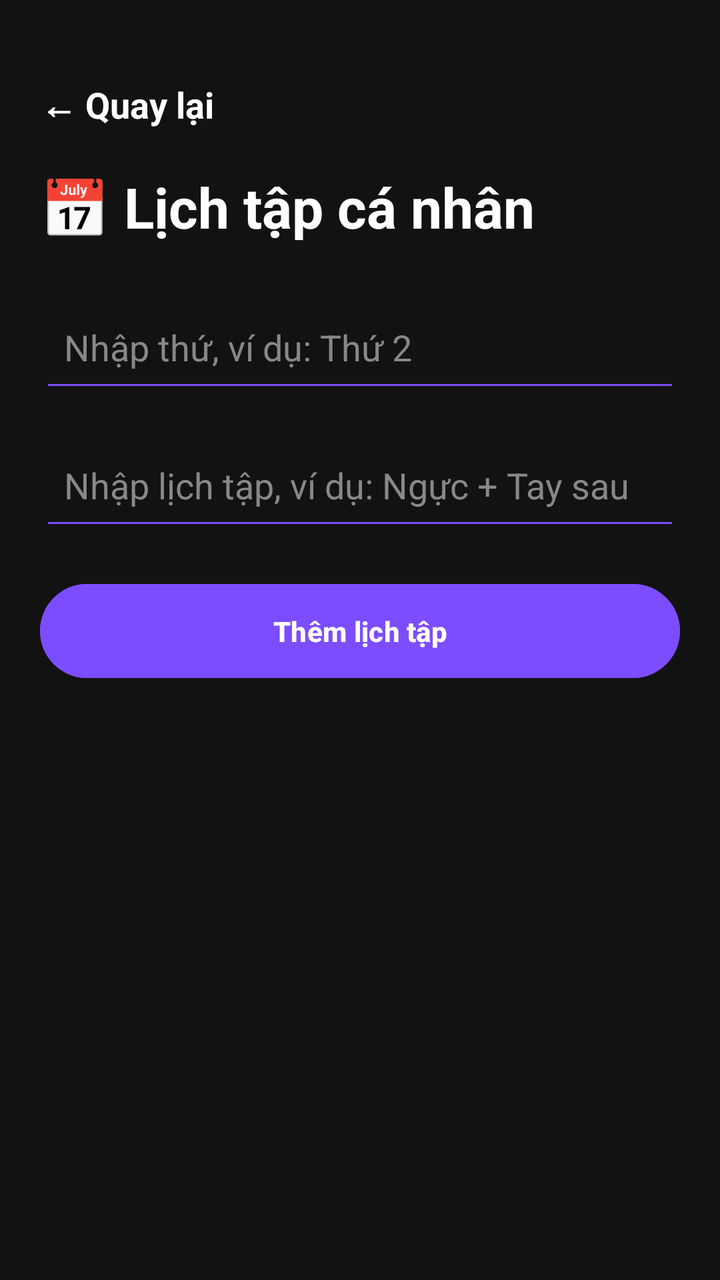
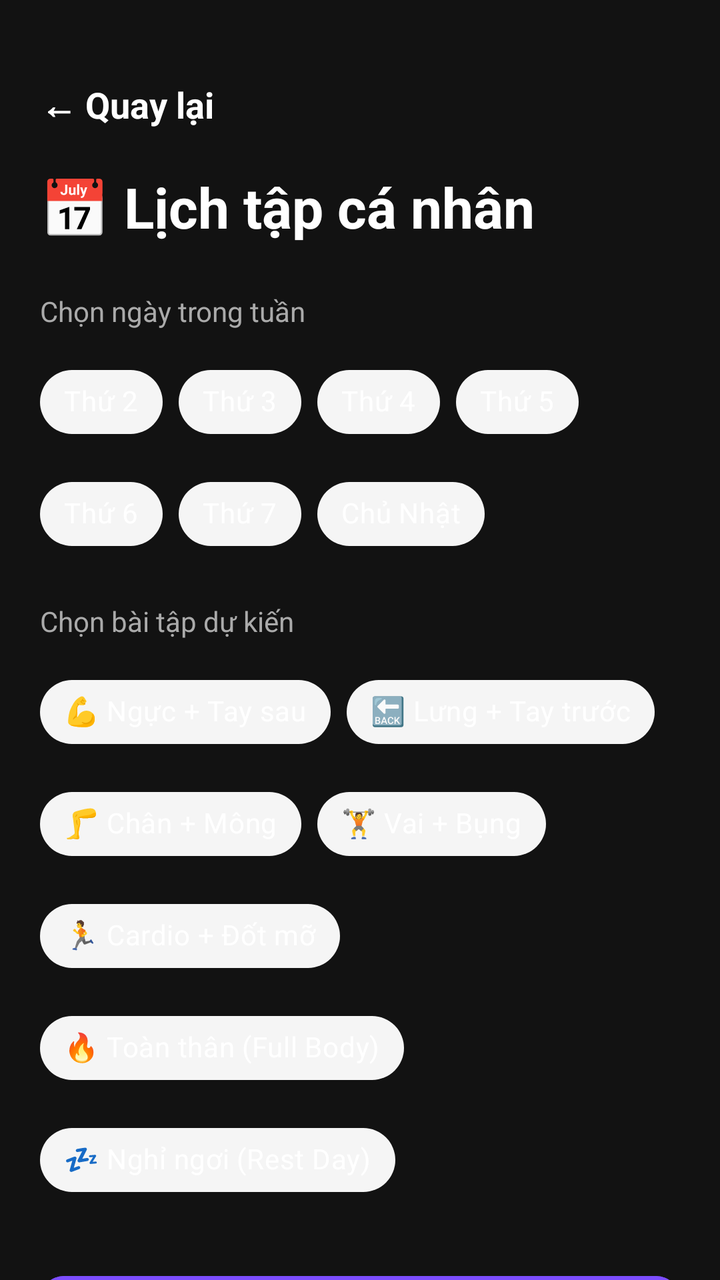

Before-and-after screenshots of an Android layout around one commit, followed by the original layout XML and the change that was made.
<!-- AndroidManifest.xml: application theme Theme.FitBody -->
<!-- res/layout/fragment_schedule.xml -->
<?xml version="1.0" encoding="utf-8"?>
<LinearLayout
    xmlns:android="http://schemas.android.com/apk/res/android"
    android:layout_width="match_parent"
    android:layout_height="match_parent"
    android:orientation="vertical"
    android:background="#121212"
    android:padding="20dp">

    <TextView
        android:id="@+id/btnBack"
        android:layout_width="wrap_content"
        android:layout_height="wrap_content"
        android:text="← Quay lại"
        android:textColor="#FFFFFF"
        android:textSize="18sp"
        android:textStyle="bold"
        android:padding="12dp"
        android:layout_marginStart="-12dp"
        android:layout_marginTop="8dp"
        android:layout_marginBottom="8dp"/>

    <TextView
        android:layout_width="wrap_content"
        android:layout_height="wrap_content"
        android:text="📅 Lịch tập cá nhân"
        android:textColor="#FFFFFF"
        android:textSize="28sp"
        android:textStyle="bold"/>

    <EditText
        android:id="@+id/edtDayName"
        android:layout_width="match_parent"
        android:layout_height="55dp"
        android:hint="Nhập thứ, ví dụ: Thứ 2"
        android:textColor="#FFFFFF"
        android:textColorHint="#888888"
        android:backgroundTint="#7C4DFF"
        android:padding="12dp"
        android:layout_marginTop="24dp"/>

    <EditText
        android:id="@+id/edtWorkoutPlan"
        android:layout_width="match_parent"
        android:layout_height="55dp"
        android:hint="Nhập lịch tập, ví dụ: Ngực + Tay sau"
        android:textColor="#FFFFFF"
        android:textColorHint="#888888"
        android:backgroundTint="#7C4DFF"
        android:padding="12dp"
        android:layout_marginTop="14dp"/>

    <Button
        android:id="@+id/btnAddSchedule"
        android:layout_width="match_parent"
        android:layout_height="55dp"
        android:text="Thêm lịch tập"
        android:textColor="#FFFFFF"
        android:textStyle="bold"
        android:backgroundTint="#7C4DFF"
        android:layout_marginTop="18dp"/>

    <androidx.recyclerview.widget.RecyclerView
        android:id="@+id/recyclerSchedule"
        android:layout_width="match_parent"
        android:layout_height="match_parent"
        android:layout_marginTop="24dp"/>

</LinearLayout>
<!-- resources referenced by this layout -->
<resources>
  <style name="Theme.FitBody" parent="Theme.Material3.DayNight.NoActionBar">
          <item name="colorPrimary">@color/primary</item>
          <item name="android:windowBackground">@color/app_background</item>
          <item name="android:statusBarColor">@color/app_background</item>
          <item name="android:navigationBarColor">@color/app_background</item>
  
          
          <item name="colorSurface">@color/card_background</item>
          <item name="colorOnSurface">@color/text_primary</item>
          <item name="colorOnSurfaceVariant">@color/text_secondary</item>
      </style>
  <color name="primary">#7C4DFF</color>
  <color name="app_background">#FFFFFF</color>
  <color name="card_background">#F5F5F5</color>
  <color name="text_primary">#121212</color>
  <color name="text_secondary">#757575</color>
</resources>

<!-- the commit's change to res/layout/fragment_schedule.xml (unified diff, before → after) -->
@@ -1,69 +1,210 @@
 <?xml version="1.0" encoding="utf-8"?>
-<LinearLayout
-    xmlns:android="http://schemas.android.com/apk/res/android"
+<androidx.core.widget.NestedScrollView xmlns:android="http://schemas.android.com/apk/res/android"
+    xmlns:app="http://schemas.android.com/apk/res-auto"
     android:layout_width="match_parent"
     android:layout_height="match_parent"
-    android:orientation="vertical"
     android:background="#121212"
-    android:padding="20dp">
-
-    <TextView
-        android:id="@+id/btnBack"
-        android:layout_width="wrap_content"
+    android:fillViewport="true">
+
+    <LinearLayout
+        android:layout_width="match_parent"
         android:layout_height="wrap_content"
-        android:text="← Quay lại"
-        android:textColor="#FFFFFF"
-        android:textSize="18sp"
-        android:textStyle="bold"
-        android:padding="12dp"
-        android:layout_marginStart="-12dp"
-        android:layout_marginTop="8dp"
-        android:layout_marginBottom="8dp"/>
-
-    <TextView
-        android:layout_width="wrap_content"
-        android:layout_height="wrap_content"
-        android:text="📅 Lịch tập cá nhân"
-        android:textColor="#FFFFFF"
-        android:textSize="28sp"
-        android:textStyle="bold"/>
-
-    <EditText
-        android:id="@+id/edtDayName"
-        android:layout_width="match_parent"
-        android:layout_height="55dp"
-        android:hint="Nhập thứ, ví dụ: Thứ 2"
-        android:textColor="#FFFFFF"
-        android:textColorHint="#888888"
-        android:backgroundTint="#7C4DFF"
-        android:padding="12dp"
-        android:layout_marginTop="24dp"/>
-
-    <EditText
-        android:id="@+id/edtWorkoutPlan"
-        android:layout_width="match_parent"
-        android:layout_height="55dp"
-        android:hint="Nhập lịch tập, ví dụ: Ngực + Tay sau"
-        android:textColor="#FFFFFF"
-        android:textColorHint="#888888"
-        android:backgroundTint="#7C4DFF"
-        android:padding="12dp"
-        android:layout_marginTop="14dp"/>
-
-    <Button
-        android:id="@+id/btnAddSchedule"
-        android:layout_width="match_parent"
-        android:layout_height="55dp"
-        android:text="Thêm lịch tập"
-        android:textColor="#FFFFFF"
-        android:textStyle="bold"
-        android:backgroundTint="#7C4DFF"
-        android:layout_marginTop="18dp"/>
-
-    <androidx.recyclerview.widget.RecyclerView
-        android:id="@+id/recyclerSchedule"
-        android:layout_width="match_parent"
-        android:layout_height="match_parent"
-        android:layout_marginTop="24dp"/>
-
-</LinearLayout>
+        android:orientation="vertical"
+        android:padding="20dp">
+
+        <TextView
+            android:id="@+id/btnBack"
+            android:layout_width="wrap_content"
+            android:layout_height="wrap_content"
+            android:text="← Quay lại"
+            android:textColor="#FFFFFF"
+            android:textSize="18sp"
+            android:textStyle="bold"
+            android:padding="12dp"
+            android:layout_marginStart="-12dp"
+            android:layout_marginTop="8dp"
+            android:layout_marginBottom="8dp"/>
+
+        <TextView
+            android:layout_width="wrap_content"
+            android:layout_height="wrap_content"
+            android:text="📅 Lịch tập cá nhân"
+            android:textColor="#FFFFFF"
+            android:textSize="28sp"
+            android:textStyle="bold"/>
+
+        <TextView
+            android:layout_width="wrap_content"
+            android:layout_height="wrap_content"
+            android:text="Chọn ngày trong tuần"
+            android:textColor="#AAAAAA"
+            android:textSize="14sp"
+            android:layout_marginTop="24dp"
+            android:layout_marginBottom="12dp"/>
+
+        <com.google.android.material.chip.ChipGroup
+            android:id="@+id/chipGroupDays"
+            android:layout_width="match_parent"
+            android:layout_height="wrap_content"
+            app:singleSelection="true"
+            app:selectionRequired="true">
+            <com.google.android.material.chip.Chip
+                android:id="@+id/chipMon"
+                style="@style/Widget.MaterialComponents.Chip.Choice"
+                android:layout_width="wrap_content"
+                android:layout_height="wrap_content"
+                android:text="Thứ 2"
+                app:chipBackgroundColor="@color/card_background"
+                android:textColor="#FFFFFF"/>
+            <com.google.android.material.chip.Chip
+                android:id="@+id/chipTue"
+                style="@style/Widget.MaterialComponents.Chip.Choice"
+                android:layout_width="wrap_content"
+                android:layout_height="wrap_content"
+                android:text="Thứ 3"
+                app:chipBackgroundColor="@color/card_background"
+                android:textColor="#FFFFFF"/>
+            <com.google.android.material.chip.Chip
+                android:id="@+id/chipWed"
+                style="@style/Widget.MaterialComponents.Chip.Choice"
+                android:layout_width="wrap_content"
+                android:layout_height="wrap_content"
+                android:text="Thứ 4"
+                app:chipBackgroundColor="@color/card_background"
+                android:textColor="#FFFFFF"/>
+            <com.google.android.material.chip.Chip
+                android:id="@+id/chipThu"
+                style="@style/Widget.MaterialComponents.Chip.Choice"
+                android:layout_width="wrap_content"
+                android:layout_height="wrap_content"
+                android:text="Thứ 5"
+                app:chipBackgroundColor="@color/card_background"
+                android:textColor="#FFFFFF"/>
+            <com.google.android.material.chip.Chip
+                android:id="@+id/chipFri"
+                style="@style/Widget.MaterialComponents.Chip.Choice"
+                android:layout_width="wrap_content"
+                android:layout_height="wrap_content"
+                android:text="Thứ 6"
+                app:chipBackgroundColor="@color/card_background"
+                android:textColor="#FFFFFF"/>
+            <com.google.android.material.chip.Chip
+                android:id="@+id/chipSat"
+                style="@style/Widget.MaterialComponents.Chip.Choice"
+                android:layout_width="wrap_content"
+                android:layout_height="wrap_content"
+                android:text="Thứ 7"
+                app:chipBackgroundColor="@color/card_background"
+                android:textColor="#FFFFFF"/>
+            <com.google.android.material.chip.Chip
+                android:id="@+id/chipSun"
+                style="@style/Widget.MaterialComponents.Chip.Choice"
+                android:layout_width="wrap_content"
+                android:layout_height="wrap_content"
+                android:text="Chủ Nhật"
+                app:chipBackgroundColor="@color/card_background"
+                android:textColor="#FFFFFF"/>
+        </com.google.android.material.chip.ChipGroup>
+
+        <TextView
+            android:layout_width="wrap_content"
+            android:layout_height="wrap_content"
+            android:text="Chọn bài tập dự kiến"
+            android:textColor="#AAAAAA"
+            android:textSize="14sp"
+            android:layout_marginTop="20dp"
+            android:layout_marginBottom="12dp"/>
+
+        <com.google.android.material.chip.ChipGroup
+            android:id="@+id/chipGroupWorkouts"
+            android:layout_width="match_parent"
+            android:layout_height="wrap_content"
+            app:singleSelection="true"
+            app:selectionRequired="true">
+            <com.google.android.material.chip.Chip
+                android:id="@+id/chipChest"
+                style="@style/Widget.MaterialComponents.Chip.Choice"
+                android:layout_width="wrap_content"
+                android:layout_height="wrap_content"
+                android:text="💪 Ngực + Tay sau"
+                app:chipBackgroundColor="@color/card_background"
+                android:textColor="#FFFFFF"/>
+            <com.google.android.material.chip.Chip
+                android:id="@+id/chipBack"
+                style="@style/Widget.MaterialComponents.Chip.Choice"
+                android:layout_width="wrap_content"
+                android:layout_height="wrap_content"
+                android:text="🔙 Lưng + Tay trước"
+                app:chipBackgroundColor="@color/card_background"
+                android:textColor="#FFFFFF"/>
+            <com.google.android.material.chip.Chip
+                android:id="@+id/chipLegs"
+                style="@style/Widget.MaterialComponents.Chip.Choice"
+                android:layout_width="wrap_content"
+                android:layout_height="wrap_content"
+                android:text="🦵 Chân + Mông"
+                app:chipBackgroundColor="@color/card_background"
+                android:textColor="#FFFFFF"/>
+            <com.google.android.material.chip.Chip
+                android:id="@+id/chipShoulders"
+                style="@style/Widget.MaterialComponents.Chip.Choice"
+                android:layout_width="wrap_content"
+                android:layout_height="wrap_content"
+                android:text="🏋️ Vai + Bụng"
+                app:chipBackgroundColor="@color/card_background"
+                android:textColor="#FFFFFF"/>
+            <com.google.android.material.chip.Chip
+                android:id="@+id/chipCardio"
+                style="@style/Widget.MaterialComponents.Chip.Choice"
+                android:layout_width="wrap_content"
+                android:layout_height="wrap_content"
+                android:text="🏃 Cardio + Đốt mỡ"
+                app:chipBackgroundColor="@color/card_background"
+                android:textColor="#FFFFFF"/>
+            <com.google.android.material.chip.Chip
+                android:id="@+id/chipFullBody"
+                style="@style/Widget.MaterialComponents.Chip.Choice"
+                android:layout_width="wrap_content"
+                android:layout_height="wrap_content"
+                android:text="🔥 Toàn thân (Full Body)"
+                app:chipBackgroundColor="@color/card_background"
+                android:textColor="#FFFFFF"/>
+            <com.google.android.material.chip.Chip
+                android:id="@+id/chipRest"
+                style="@style/Widget.MaterialComponents.Chip.Choice"
+                android:layout_width="wrap_content"
+                android:layout_height="wrap_content"
+                android:text="💤 Nghỉ ngơi (Rest Day)"
+                app:chipBackgroundColor="@color/card_background"
+                android:textColor="#FFFFFF"/>
+        </com.google.android.material.chip.ChipGroup>
+
+        <Button
+            android:id="@+id/btnAddSchedule"
+            android:layout_width="match_parent"
+            android:layout_height="60dp"
+            android:text="LƯU LỊCH TẬP"
+            android:textColor="#FFFFFF"
+            android:textStyle="bold"
+            android:backgroundTint="#7C4DFF"
+            android:layout_marginTop="30dp"
+            app:cornerRadius="12dp"/>
+
+        <TextView
+            android:layout_width="wrap_content"
+            android:layout_height="wrap_content"
+            android:text="Danh sách lịch tập đã lưu"
+            android:textColor="#FFFFFF"
+            android:textSize="18sp"
+            android:textStyle="bold"
+            android:layout_marginTop="40dp"
+            android:layout_marginBottom="12dp"/>
+
+        <androidx.recyclerview.widget.RecyclerView
+            android:id="@+id/recyclerSchedule"
+            android:layout_width="match_parent"
+            android:layout_height="wrap_content"
+            android:nestedScrollingEnabled="false"/>
+
+    </LinearLayout>
+</androidx.core.widget.NestedScrollView>
